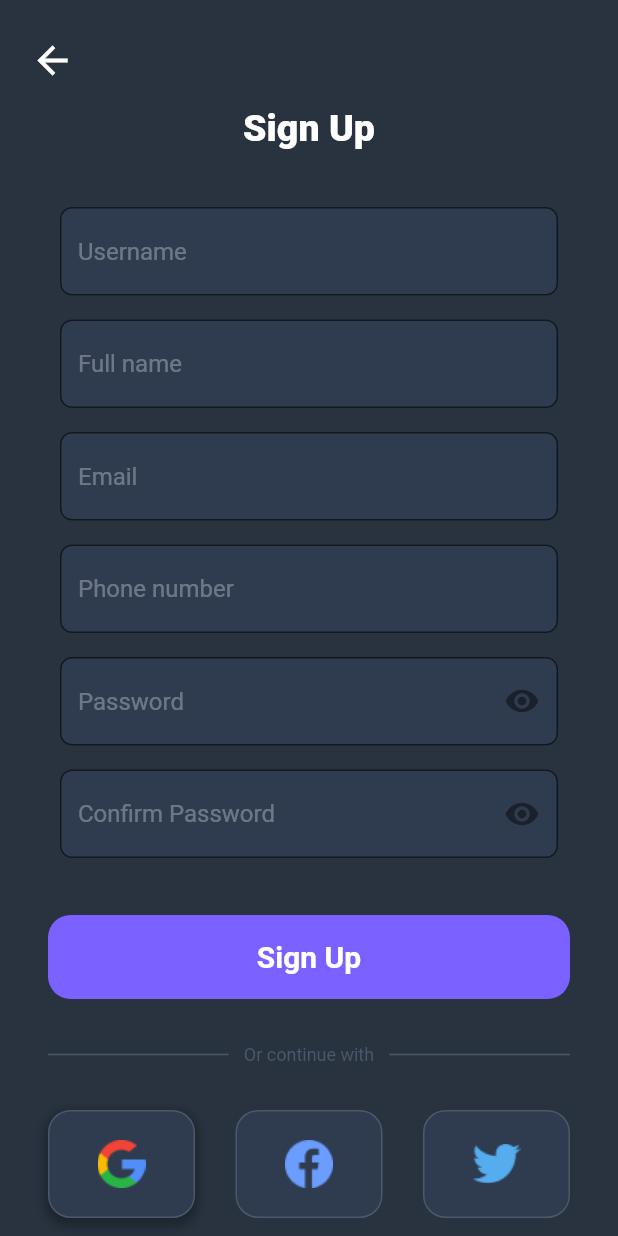
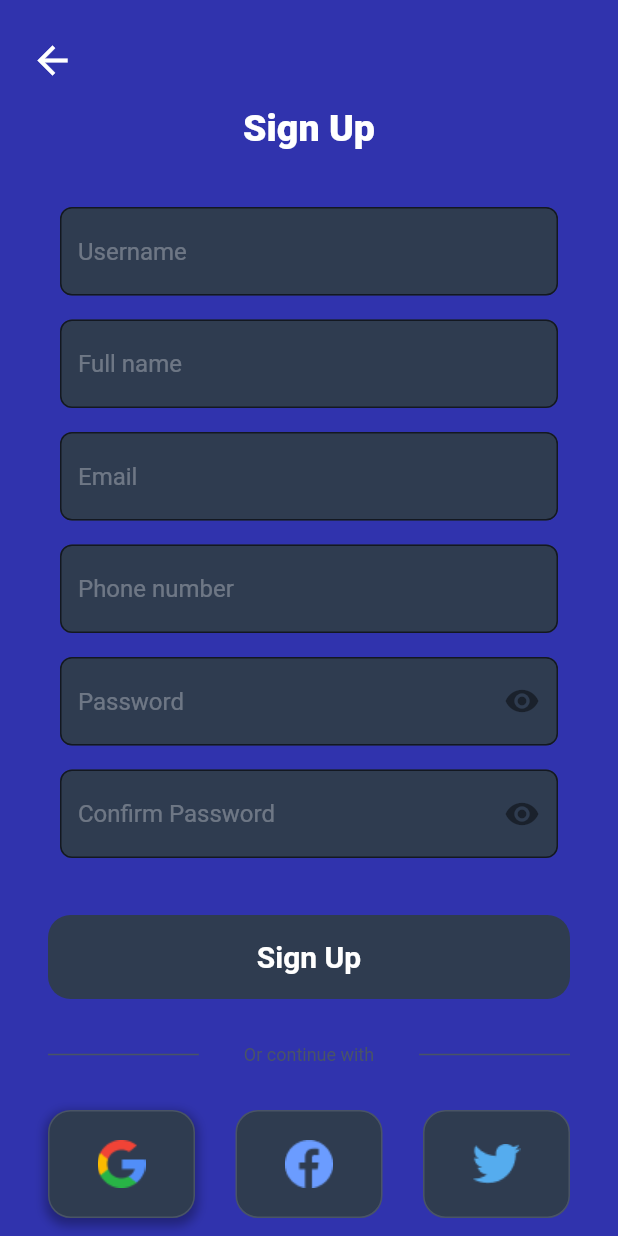
Before and after one commit to sudo-datluu/runfinity, a Flutter app: the SignUp screen opened directly, on a phone screen of 412 x 824 dp. Run offline on Flutter 3.47's test engine with Material 2 defaults, Android fonts, the phone set to English and light mode, and no system bars.

Commit message:
[UTS-21] fix: color codes

```diff
--- a/lib/screens/login.dart
+++ b/lib/screens/login.dart
@@ -26,7 +26,7 @@ class _LoginState extends State<Login> {
   Widget build(BuildContext context) {
     return Scaffold(
       body: Container(
-        color: AppColors.background ,
+        color: AppColors.background,
         padding: const EdgeInsets.only(top: 25),
         child: Column(
           children: [
--- a/lib/screens/signup.dart
+++ b/lib/screens/signup.dart
@@ -1,4 +1,5 @@
 import 'package:flutter/material.dart';
+import 'package:runfinity/styles/app_colors.dart';
 import 'package:runfinity/widgets/appText.dart';
 import 'package:runfinity/widgets/formValidation.dart';
 import 'package:runfinity/widgets/loginInput.dart';
@@ -28,7 +29,7 @@ class _SignUpState extends State<SignUp> {
     return Scaffold(
       body: SingleChildScrollView(
         child: Container(
-            color: const Color.fromRGBO(40, 51, 63, 1),
+            color: AppColors.primaryDarker,
             padding: const EdgeInsets.only(top: 25, bottom: 25),
             child: Column(
               children: [
@@ -100,8 +101,7 @@ class _SignUpState extends State<SignUp> {
                                       borderRadius: BorderRadius.circular(15),
                                       child: ElevatedButton(
                                         style: ElevatedButton.styleFrom(
-                                          backgroundColor: const Color.fromRGBO(
-                                              123, 97, 255, 1),
+                                          backgroundColor: AppColors.neutral750 ,
                                           elevation: 0,
                                         ),
                                         onPressed: () {
@@ -137,7 +137,7 @@ class _SignUpState extends State<SignUp> {
                           ),
                           AppText(
                             text: 'Log In',
-                            color: const Color.fromRGBO(102, 126, 252, 1),
+                            color: AppColors.primary,
                           )
                         ],
                       )
--- a/lib/styles/app_colors.dart
+++ b/lib/styles/app_colors.dart
@@ -8,7 +8,7 @@ class AppColors {
   static const primaryDarker = Color(0xff3033ad);
   static const primaryContrast = Color(0xffffffff);
 
-  static const background = Color.fromRGBO(40, 51, 63, 1);
+  static const background = Color(0xFF28333F);
 
   static const secondary = Color(0xfff14985);
   static const text = Color(0xff121826);
@@ -38,5 +38,6 @@ class AppColors {
   static const neutral500 = Color(0xff677083);
   static const neutral600 = Color(0xff495465);
   static const neutral700 = Color(0xff364052);
+  static const neutral750 = Color(0xFF2F3C50);
   static const neutral800 = Color(0xff1f2937);
 }
--- a/lib/widgets/loginInput.dart
+++ b/lib/widgets/loginInput.dart
@@ -1,4 +1,5 @@
 import 'package:flutter/material.dart';
+import 'package:runfinity/styles/app_colors.dart';
 
 // ignore: must_be_immutable
 class LoginInput extends StatelessWidget {
@@ -23,10 +24,10 @@ class LoginInput extends StatelessWidget {
           style: const TextStyle(color: Colors.white),
           decoration: InputDecoration(
             filled: true,
-            fillColor: const Color.fromRGBO(47, 60, 80, 1),
+            fillColor: AppColors.neutral750,
             border: OutlineInputBorder(
               borderSide:
-                  const BorderSide(color: Color.fromRGBO(123, 97, 255, 1)),
+                  const BorderSide(color: AppColors.primary),
               borderRadius: BorderRadius.circular(8),
             ),
             hintStyle: TextStyle(color: Colors.white.withOpacity(0.3)),
--- a/lib/widgets/loginPasswordInput.dart
+++ b/lib/widgets/loginPasswordInput.dart
@@ -1,4 +1,5 @@
 import 'package:flutter/material.dart';
+import 'package:runfinity/styles/app_colors.dart';
 
 class LoginPasswordInput extends StatefulWidget {
   final String hintText;
@@ -28,10 +29,10 @@ class _LoginPasswordInputState extends State<LoginPasswordInput> {
         style: const TextStyle(color: Colors.white),
         decoration: InputDecoration(
           filled: true,
-          fillColor: const Color.fromRGBO(47, 60, 80, 1),
+          fillColor: AppColors.neutral750,
           border: OutlineInputBorder(
             borderSide:
-                const BorderSide(color: Color.fromRGBO(123, 97, 255, 1)),
+                const BorderSide(color: AppColors.primary),
             borderRadius: BorderRadius.circular(8),
           ),
           hintText: widget.hintText,
--- a/lib/widgets/otherLoginOptions.dart
+++ b/lib/widgets/otherLoginOptions.dart
@@ -1,4 +1,5 @@
 import 'package:flutter/material.dart';
+import 'package:runfinity/styles/app_colors.dart';
 import 'package:runfinity/widgets/appText.dart';
 
 class OtherLoginOptions extends StatelessWidget {
@@ -13,22 +14,22 @@ class OtherLoginOptions extends StatelessWidget {
           children: [
             Expanded(
               child: Container(
-                color: const Color.fromRGBO(75, 87, 107, 1),
+                color: AppColors.neutral600,
                 height: 1,
                 width: 30,
               ),
             ),
             Padding(
-              padding: const EdgeInsets.symmetric(horizontal: 10),
+              padding: const EdgeInsets.symmetric(horizontal: 30),
               child: AppText(
                 text: 'Or continue with',
                 size: 12,
-                color: const Color.fromRGBO(75, 87, 107, 1),
+                color: AppColors.neutral600,
               ),
             ),
             Expanded(
               child: Container(
-                color: const Color.fromRGBO(75, 87, 107, 1),
+                color: AppColors.neutral600,
                 height: 1,
                 width: 30,
               ),
@@ -45,9 +46,9 @@ class OtherLoginOptions extends StatelessWidget {
               width: 98,
               height: 72,
               decoration: BoxDecoration(
-                color: const Color.fromRGBO(47, 60, 80, 1),
+                color: AppColors.neutral750,
                 borderRadius: BorderRadius.circular(15),
-                border: Border.all(color: const Color.fromRGBO(75, 87, 107, 1)),
+                border: Border.all(color: AppColors.neutral600),
                 boxShadow: [
                   BoxShadow(
                     color: Colors.black.withOpacity(0.3),
@@ -63,20 +64,20 @@ class OtherLoginOptions extends StatelessWidget {
               width: 98,
               height: 72,
               decoration: BoxDecoration(
-                  color: const Color.fromRGBO(47, 60, 80, 1),
+                  color: AppColors.neutral750,
                   borderRadius: BorderRadius.circular(15),
                   border:
-                      Border.all(color: const Color.fromRGBO(75, 87, 107, 1))),
+                      Border.all(color: AppColors.neutral600)),
               child: Center(child: Image.asset('images/facebook.png')),
             ),
             Container(
               width: 98,
               height: 72,
               decoration: BoxDecoration(
-                  color: const Color.fromRGBO(47, 60, 80, 1),
+                  color: AppColors.neutral750,
                   borderRadius: BorderRadius.circular(15),
                   border:
-                      Border.all(color: const Color.fromRGBO(75, 87, 107, 1))),
+                      Border.all(color: AppColors.neutral600)),
               child: Center(child: Image.asset('images/twitter.png')),
             )
           ],
```
